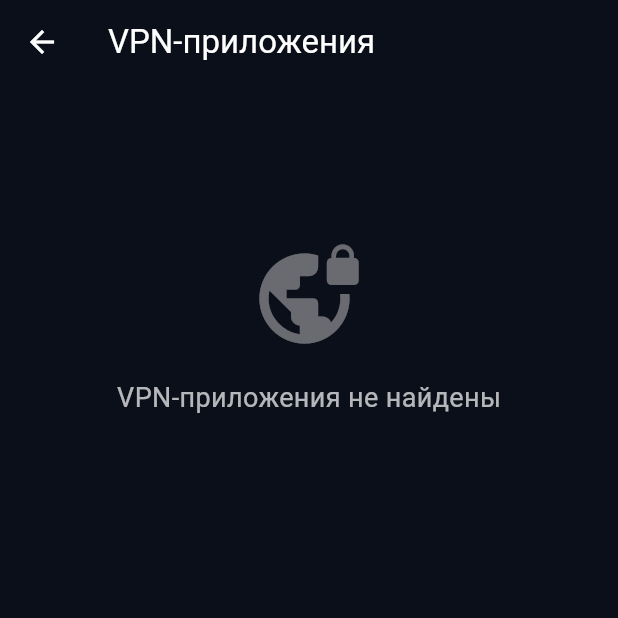
After one commit to kendrewbuglione-dot/Vpn, a Flutter app: the screen it shows after launch, after a tap on the "apps" icon, on a phone screen of 412 x 824 dp, the top half of it. The commit adds this screen. Run offline on Flutter 3.47's test engine with Material 3 defaults, Android fonts, the phone set to English and light mode, and no system bars.

Commit message:
feat: add installed VPN app discovery

```diff
--- /dev/null
+++ b/lib/presentation/screens/installed_vpn_apps_screen.dart
@@ -0,0 +1,173 @@
+import 'package:flutter/material.dart';
+
+import '../../services/vpn_app_discovery_service.dart';
+
+class InstalledVpnAppsScreen extends StatefulWidget {
+  const InstalledVpnAppsScreen({super.key});
+
+  @override
+  State<InstalledVpnAppsScreen> createState() =>
+      _InstalledVpnAppsScreenState();
+}
+
+class _InstalledVpnAppsScreenState
+    extends State<InstalledVpnAppsScreen> {
+  final VpnAppDiscoveryService _service =
+      VpnAppDiscoveryService();
+
+  List<VpnAppInfo> _apps = const <VpnAppInfo>[];
+  bool _loading = true;
+  String? _error;
+
+  @override
+  void initState() {
+    super.initState();
+    _load();
+  }
+
+  Future<void> _load() async {
+    setState(() {
+      _loading = true;
+      _error = null;
+    });
+
+    try {
+      final apps = await _service.discover();
+
+      if (!mounted) {
+        return;
+      }
+
+      setState(() {
+        _apps = apps;
+        _loading = false;
+      });
+    } catch (e) {
+      if (!mounted) {
+        return;
+      }
+
+      setState(() {
+        _loading = false;
+        _error = e.toString();
+      });
+    }
+  }
+
+  @override
+  Widget build(BuildContext context) {
+    return Scaffold(
+      backgroundColor: const Color(0xFF0B0F19),
+      appBar: AppBar(
+        title: const Text('VPN-приложения'),
+        backgroundColor: const Color(0xFF0B0F19),
+      ),
+      body: RefreshIndicator(
+        onRefresh: _load,
+        child: _buildBody(),
+      ),
+    );
+  }
+
+  Widget _buildBody() {
+    if (_loading) {
+      return const Center(
+        child: CircularProgressIndicator(),
+      );
+    }
+
+    if (_error != null) {
+      return ListView(
+        padding: const EdgeInsets.all(24),
+        children: [
+          Text(
+            'Ошибка обнаружения',
+            style: const TextStyle(
+              color: Colors.redAccent,
+              fontSize: 18,
+              fontWeight: FontWeight.bold,
+            ),
+          ),
+          const SizedBox(height: 12),
+          Text(
+            _error!,
+            style: const TextStyle(
+              color: Colors.white70,
+            ),
+          ),
+          const SizedBox(height: 20),
+          FilledButton(
+            onPressed: _load,
+            child: const Text('Повторить'),
+          ),
+        ],
+      );
+    }
+
+    if (_apps.isEmpty) {
+      return ListView(
+        padding: const EdgeInsets.all(24),
+        children: const [
+          SizedBox(height: 80),
+          Icon(
+            Icons.vpn_lock_outlined,
+            size: 72,
+            color: Colors.white38,
+          ),
+          SizedBox(height: 20),
+          Center(
+            child: Text(
+              'VPN-приложения не найдены',
+              style: TextStyle(
+                color: Colors.white70,
+                fontSize: 18,
+              ),
+            ),
+          ),
+        ],
+      );
+    }
+
+    return ListView.builder(
+      padding: const EdgeInsets.all(16),
+      itemCount: _apps.length,
+      itemBuilder: (context, index) {
+        final app = _apps[index];
+
+        return Card(
+          color: const Color(0xFF131B2E),
+          margin: const EdgeInsets.only(bottom: 10),
+          child: ListTile(
+            leading: const Icon(
+              Icons.vpn_lock_rounded,
+              color: Colors.white70,
+            ),
+            title: Text(
+              app.appName,
+              style: const TextStyle(
+                color: Colors.white,
+                fontWeight: FontWeight.w600,
+              ),
+            ),
+            subtitle: Text(
+              '${app.packageName}\n${app.serviceName}',
+              style: const TextStyle(
+                color: Colors.white38,
+                fontSize: 12,
+              ),
+            ),
+            trailing: app.launchable
+                ? const Icon(
+                    Icons.open_in_new,
+                    color: Colors.white54,
+                  )
+                : const Icon(
+                    Icons.block,
+                    color: Colors.white24,
+                  ),
+          ),
+        );
+      },
+    );
+  }
+}
--- a/lib/presentation/screens/minimal_home_screen.dart
+++ b/lib/presentation/screens/minimal_home_screen.dart
@@ -3,6 +3,7 @@ import 'package:flutter/material.dart';
 import '../../core/state/failover_state_machine.dart';
 import '../controllers/vpn_controller.dart';
 import 'servers_screen.dart';
+import 'installed_vpn_apps_screen.dart';
 
 class MinimalHomeScreen extends StatefulWidget {
   final VpnController controller;
@@ -172,6 +173,23 @@ class _MinimalHomeScreenState extends State<MinimalHomeScreen> {
                       letterSpacing: 1,
                     ),
                   ),
+                  Row(
+                    mainAxisSize: MainAxisSize.min,
+                    children: [
+                      IconButton(
+                        icon: const Icon(
+                          Icons.apps_rounded,
+                          color: Colors.white70,
+                        ),
+                        tooltip: 'VPN-приложения',
+                        onPressed: () {
+                          Navigator.of(context).push(
+                            MaterialPageRoute(
+                              builder: (_) => const InstalledVpnAppsScreen(),
+                            ),
+                          );
+                        },
+                      ),
                       IconButton(
                         icon: const Icon(
                           Icons.add_link_rounded,
@@ -187,6 +205,8 @@ class _MinimalHomeScreenState extends State<MinimalHomeScreen> {
                             ),
                           );
                         },
+                      ),
+                    ],
                   ),
                 ],
               ),
--- /dev/null
+++ b/lib/services/vpn_app_discovery_service.dart
@@ -0,0 +1,43 @@
+import 'package:flutter/services.dart';
+
+class VpnAppInfo {
+  final String packageName;
+  final String appName;
+  final String serviceName;
+  final bool launchable;
+
+  const VpnAppInfo({
+    required this.packageName,
+    required this.appName,
+    required this.serviceName,
+    required this.launchable,
+  });
+
+  factory VpnAppInfo.fromMap(Map<dynamic, dynamic> map) {
+    return VpnAppInfo(
+      packageName: map['packageName']?.toString() ?? '',
+      appName: map['appName']?.toString() ?? '',
+      serviceName: map['serviceName']?.toString() ?? '',
+      launchable: map['launchable'] == true,
+    );
+  }
+}
+
+class VpnAppDiscoveryService {
+  static const MethodChannel _channel = MethodChannel('vpn_channel');
+
+  Future<List<VpnAppInfo>> discover() async {
+    final result = await _channel.invokeMethod<List<dynamic>>(
+      'getInstalledVpnApps',
+    );
+
+    if (result == null) {
+      return const <VpnAppInfo>[];
+    }
+
+    return result
+        .whereType<Map>()
+        .map(VpnAppInfo.fromMap)
+        .toList(growable: false);
+  }
+}
```
Also changed, not shown: 3 other files. Lines whose indentation alone changed are shown as unchanged.
